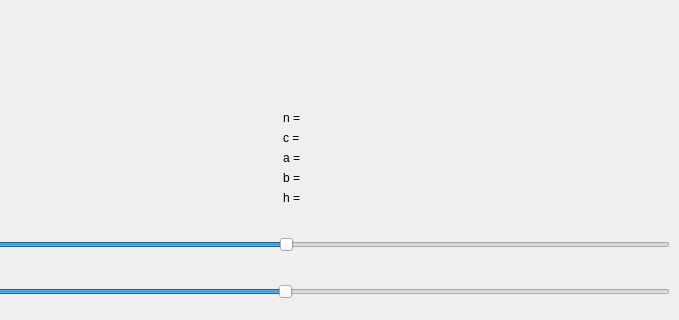
The window that graphs/desktop/ui/main.ui (AlexPishchikov/product-integral) describes before a commit, drawn with Qt 5; both pictures show x 121 to 800 and y 375 to 695 of the 800 by 898 pixel window.
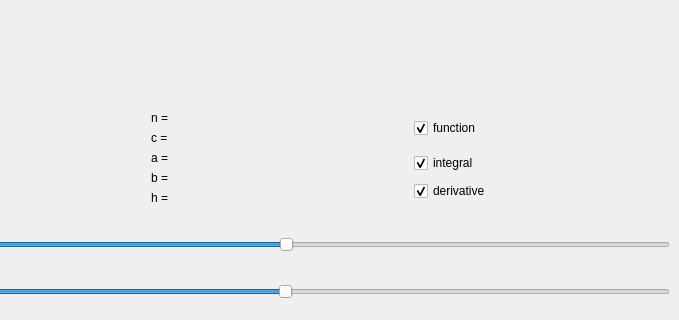
The same window after the commit.

Commit message: add checkboxes for function, integral, derivative

```diff
--- a/graphs/desktop/ui/main.ui
+++ b/graphs/desktop/ui/main.ui
@@ -79,16 +79,6 @@
       <layout class="QHBoxLayout" name="horizontalLayout_3">
        <item>
         <layout class="QGridLayout" name="gridLayout_2">
-         <item row="0" column="0">
-          <widget class="QRadioButton" name="power_function_radio_button">
-           <property name="text">
-            <string>cx^n</string>
-           </property>
-           <property name="checked">
-            <bool>true</bool>
-           </property>
-          </widget>
-         </item>
          <item row="2" column="1">
           <layout class="QVBoxLayout" name="verticalLayout_2">
            <item>
@@ -114,13 +104,6 @@
            </item>
           </layout>
          </item>
-         <item row="2" column="0">
-          <widget class="QRadioButton" name="exponential_function_radio_button">
-           <property name="text">
-            <string>e^(nx + c)</string>
-           </property>
-          </widget>
-         </item>
          <item row="0" column="1">
           <layout class="QVBoxLayout" name="verticalLayout">
            <item>
@@ -139,6 +122,57 @@
            </item>
           </layout>
          </item>
+         <item row="0" column="2">
+          <widget class="QCheckBox" name="function_check_box">
+           <property name="text">
+            <string>function</string>
+           </property>
+           <property name="checked">
+            <bool>true</bool>
+           </property>
+          </widget>
+         </item>
+         <item row="0" column="0">
+          <widget class="QRadioButton" name="power_function_radio_button">
+           <property name="text">
+            <string>cx^n</string>
+           </property>
+           <property name="checked">
+            <bool>true</bool>
+           </property>
+          </widget>
+         </item>
+         <item row="2" column="0">
+          <widget class="QRadioButton" name="exponential_function_radio_button">
+           <property name="text">
+            <string>e^(nx + c)</string>
+           </property>
+          </widget>
+         </item>
+         <item row="2" column="2">
+          <layout class="QVBoxLayout" name="verticalLayout_3">
+           <item>
+            <widget class="QCheckBox" name="integral_check_box">
+             <property name="text">
+              <string>integral</string>
+             </property>
+             <property name="checked">
+              <bool>true</bool>
+             </property>
+            </widget>
+           </item>
+           <item>
+            <widget class="QCheckBox" name="derivative_check_box">
+             <property name="text">
+              <string>derivative</string>
+             </property>
+             <property name="checked">
+              <bool>true</bool>
+             </property>
+            </widget>
+           </item>
+          </layout>
+         </item>
         </layout>
        </item>
       </layout>
```
The commit also changes 4 other files.
